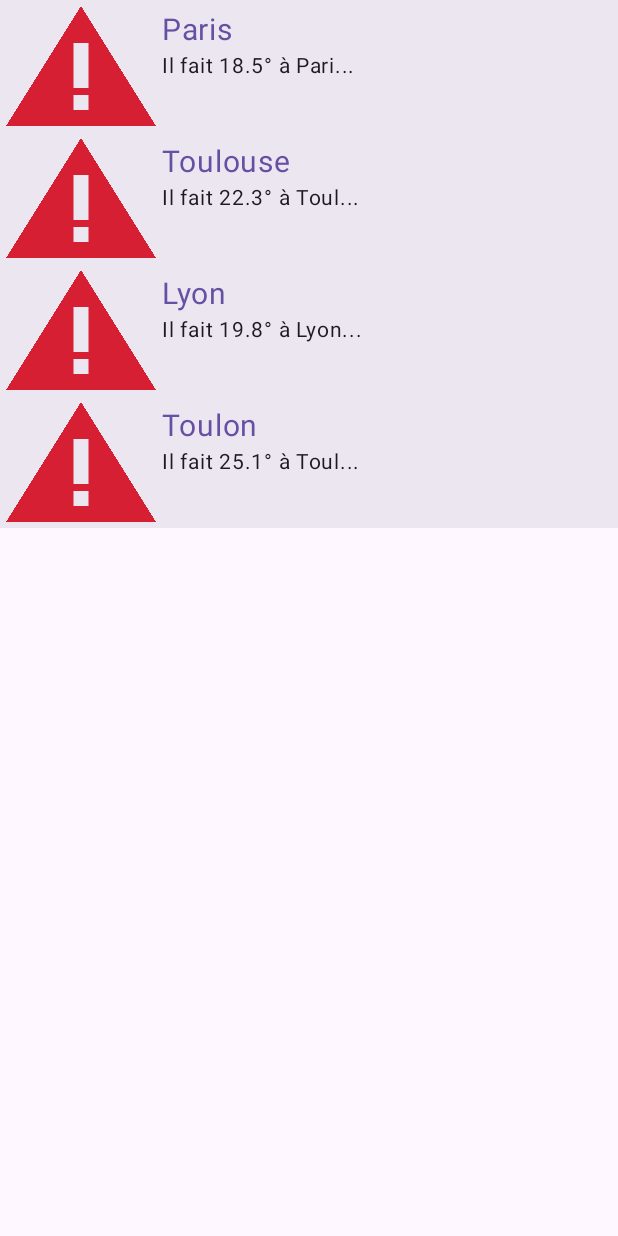
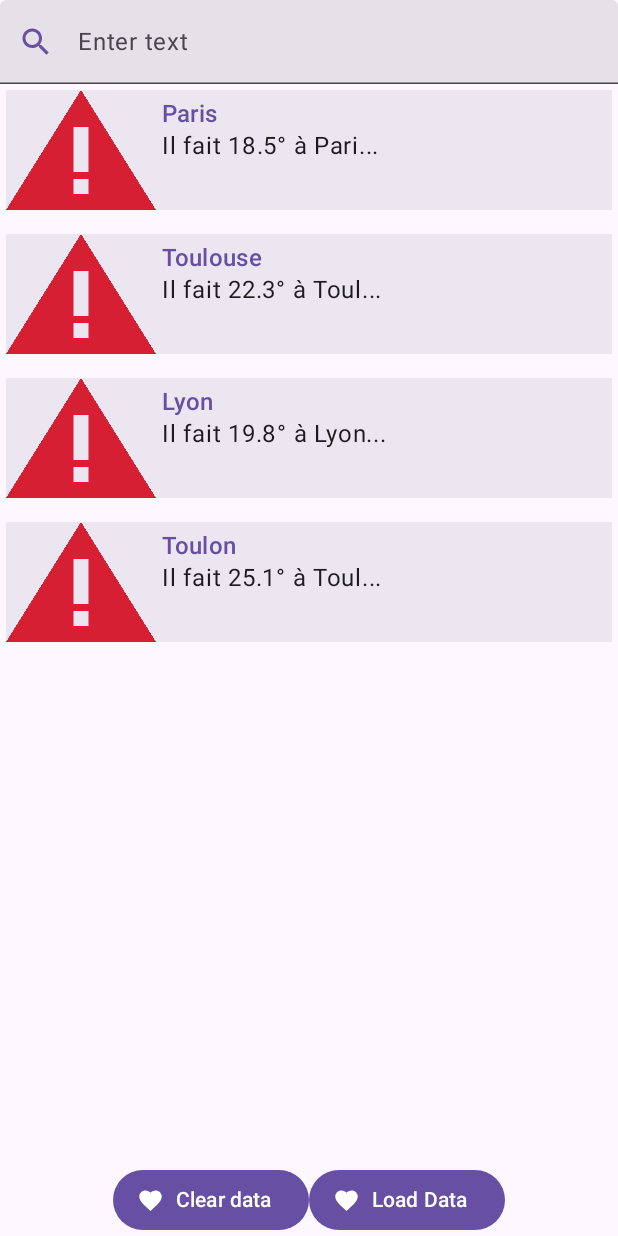
Before and after one commit to Anth06ny/A25_12_plb_android, an Android app built with Jetpack Compose: the screen it shows after launch (MainActivity), on a phone screen of 412 x 824 dp. Run offline under Robolectric (Android 15) with nearby library versions, the phone set to English and light mode, and no system bars; pictures from the network do not load.

Commit message:
Correction TP Compose

```diff
--- a/app/src/main/java/com/amonteiro/a25_12_plb_android/presentation/ui/screens/SearchScreen.kt
+++ b/app/src/main/java/com/amonteiro/a25_12_plb_android/presentation/ui/screens/SearchScreen.kt
@@ -1,23 +1,35 @@
 package com.amonteiro.a25_12_plb_android.presentation.ui.screens
 
 import androidx.compose.foundation.background
+import androidx.compose.foundation.layout.Arrangement
 import androidx.compose.foundation.layout.Column
 import androidx.compose.foundation.layout.Row
+import androidx.compose.foundation.layout.Spacer
 import androidx.compose.foundation.layout.fillMaxSize
 import androidx.compose.foundation.layout.fillMaxWidth
 import androidx.compose.foundation.layout.heightIn
 import androidx.compose.foundation.layout.padding
+import androidx.compose.foundation.layout.size
 import androidx.compose.foundation.layout.widthIn
+import androidx.compose.foundation.lazy.LazyColumn
+import androidx.compose.material.icons.Icons
+import androidx.compose.material.icons.filled.Favorite
+import androidx.compose.material.icons.filled.Search
+import androidx.compose.material3.Button
+import androidx.compose.material3.ButtonDefaults
+import androidx.compose.material3.Icon
 import androidx.compose.material3.MaterialTheme
 import androidx.compose.material3.Scaffold
 import androidx.compose.material3.Text
+import androidx.compose.material3.TextField
 import androidx.compose.runtime.Composable
+import androidx.compose.ui.Alignment
 import androidx.compose.ui.Modifier
 import androidx.compose.ui.layout.ContentScale
 import androidx.compose.ui.res.painterResource
+import androidx.compose.ui.res.stringResource
 import androidx.compose.ui.tooling.preview.Preview
 import androidx.compose.ui.unit.dp
-import androidx.compose.ui.unit.sp
 import androidx.lifecycle.compose.collectAsStateWithLifecycle
 import coil3.compose.AsyncImage
 import com.amonteiro.a25_12_plb_android.R
@@ -29,7 +41,7 @@ import com.amonteiro.a25_12_plb_android.presentation.viewmodel.MainViewModel
 @Preview(showBackground = true, showSystemUi = true)
 @Preview(
     showBackground = true, showSystemUi = true,
-    uiMode = android.content.res.Configuration.UI_MODE_NIGHT_YES or android.content.res.Configuration.UI_MODE_TYPE_NORMAL
+    uiMode = android.content.res.Configuration.UI_MODE_NIGHT_YES or android.content.res.Configuration.UI_MODE_TYPE_NORMAL, locale = "fr"
 )
 @Composable
 fun SearchScreenPreview() {
@@ -43,22 +55,98 @@ fun SearchScreenPreview() {
 }
 
 @Composable
-fun SearchScreen(modifier: Modifier = Modifier,
-                 mainViewModel: MainViewModel = MainViewModel()) {
+fun SearchScreen(
+    modifier: Modifier = Modifier,
+    mainViewModel: MainViewModel = MainViewModel()
+) {
 
-    Column(modifier = modifier.fillMaxSize()) {
+    Column(modifier = modifier.fillMaxSize(),
+        horizontalAlignment = Alignment.CenterHorizontally
+        ) {
+
+        SearchBar()
+
 
         val list = mainViewModel.dataList.collectAsStateWithLifecycle().value
 
-        list.forEach {
-            PictureRowItem(data = it, modifier = Modifier.background(MaterialTheme.colorScheme.surfaceContainerHigh))
+        LazyColumn(verticalArrangement = Arrangement.spacedBy(8.dp)
+        , modifier = Modifier.weight(1f)
+        ) {
+            items(list.size) {
+                PictureRowItem(data = list[it])
+            }
+        }
+
+        Row {
+            Button(
+                onClick = { /* Do something! */ },
+                contentPadding = ButtonDefaults.ButtonWithIconContentPadding
+            ) {
+                Icon(
+                    Icons.Filled.Favorite,
+                    contentDescription = "Localized description",
+                    modifier = Modifier.size(ButtonDefaults.IconSize)
+                )
+                Spacer(Modifier.size(ButtonDefaults.IconSpacing))
+                Text(stringResource(R.string.bt_filter))
+            }
+
+            Button(
+                onClick = { /* Do something! */ },
+                contentPadding = ButtonDefaults.ButtonWithIconContentPadding
+            ) {
+                Icon(
+                    Icons.Filled.Favorite,
+                    contentDescription = "Localized description",
+                    modifier = Modifier.size(ButtonDefaults.IconSize)
+                )
+                Spacer(Modifier.size(ButtonDefaults.IconSpacing))
+                Text(stringResource(R.string.load_data))
+            }
+
+
         }
     }
 }
 
+@Composable
+fun SearchBar(modifier: Modifier = Modifier) {
+    TextField(
+        value = "", //Valeur affichée
+        onValueChange = { newValue: String -> }, //Nouveau texte entrée
+        leadingIcon = { //Image d'icône
+            Icon(
+                imageVector = Icons.Default.Search,
+                tint = MaterialTheme.colorScheme.primary,
+                contentDescription = null
+            )
+        },
+        singleLine = true,
+        label = { //Texte d'aide qui se déplace
+            Text("Enter text")
+            //Pour aller le chercher dans string.xml, R de votre package com.nom.projet
+            //Text(stringResource(R.string.placeholder_search))
+        },
+        //placeholder = { //Texte d'aide qui disparait
+        //Text("Recherche")
+        //},
+
+        //keyboardOptions = KeyboardOptions(imeAction = ImeAction.Search), // Définir le bouton "Entrée" comme action de recherche
+        //keyboardActions = KeyboardActions(onSearch = {onSearchAction()}), // Déclenche l'action définie
+        //Comment le composant doit se placer
+        modifier = modifier
+            .fillMaxWidth() // Prend toute la largeur
+            .heightIn(min = 56.dp) //Hauteur minimum
+    )
+}
+
+
 @Composable //Composable affichant 1 élément
 fun PictureRowItem(modifier: Modifier = Modifier, data: WeatherBean) {
-    Row(modifier = modifier.fillMaxWidth().padding(4.dp)) {
+    Row(modifier = modifier
+        .fillMaxWidth()
+        .padding(4.dp)
+        .background(MaterialTheme.colorScheme.surfaceContainerHigh)) {
 
         //Permission Internet nécessaire
         AsyncImage(
@@ -82,12 +170,16 @@ fun PictureRowItem(modifier: Modifier = Modifier, data: WeatherBean) {
         )
 
         Column(modifier = Modifier.padding(4.dp)) {
-            Text(text = data.name,
+            Text(
+                text = data.name,
                 color = MaterialTheme.colorScheme.primary,
-                fontSize = 20.sp)
-            Text(text = data.getResume().take(20) + "...",
+                style = MaterialTheme.typography.titleMedium,
+            )
+            Text(
+                text = data.getResume().take(20) + "...",
                 color = MaterialTheme.colorScheme.onSurface,
-                fontSize = 14.sp)
+                style = MaterialTheme.typography.bodyLarge,
+            )
         }
     }
 }
--- a/app/src/main/res/values/strings.xml
+++ b/app/src/main/res/values/strings.xml
@@ -1,3 +1,5 @@
 <resources>
     <string name="app_name">A25_12_plb_android</string>
+    <string name="bt_filter">Clear data</string>
+    <string name="load_data">Load Data</string>
 </resources>
```
Also changed, not shown: 1 other file.
